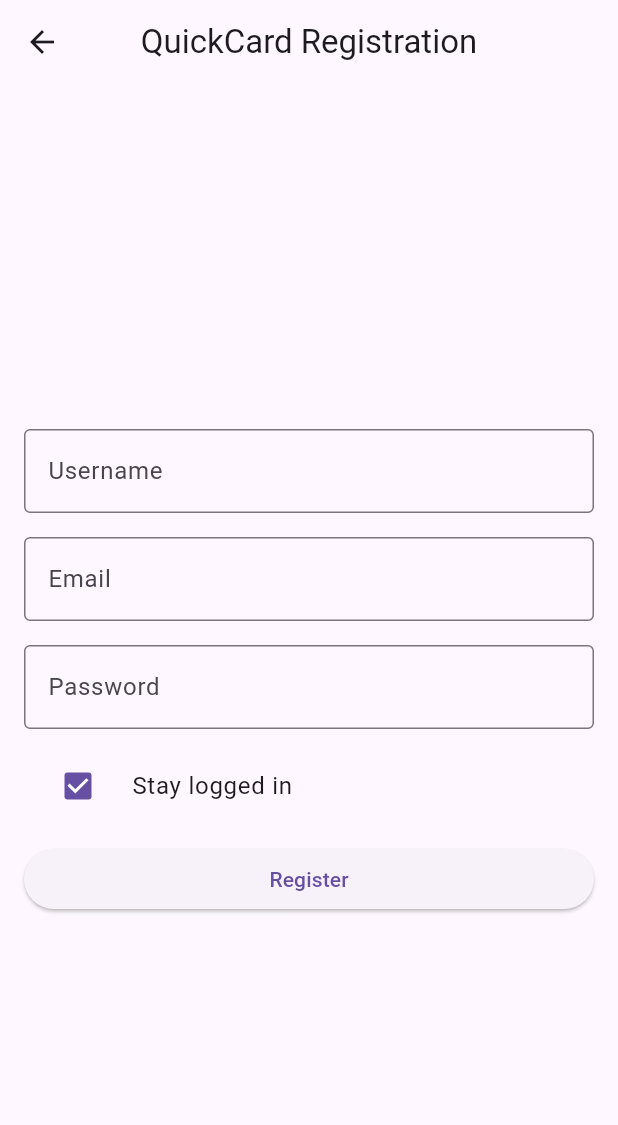
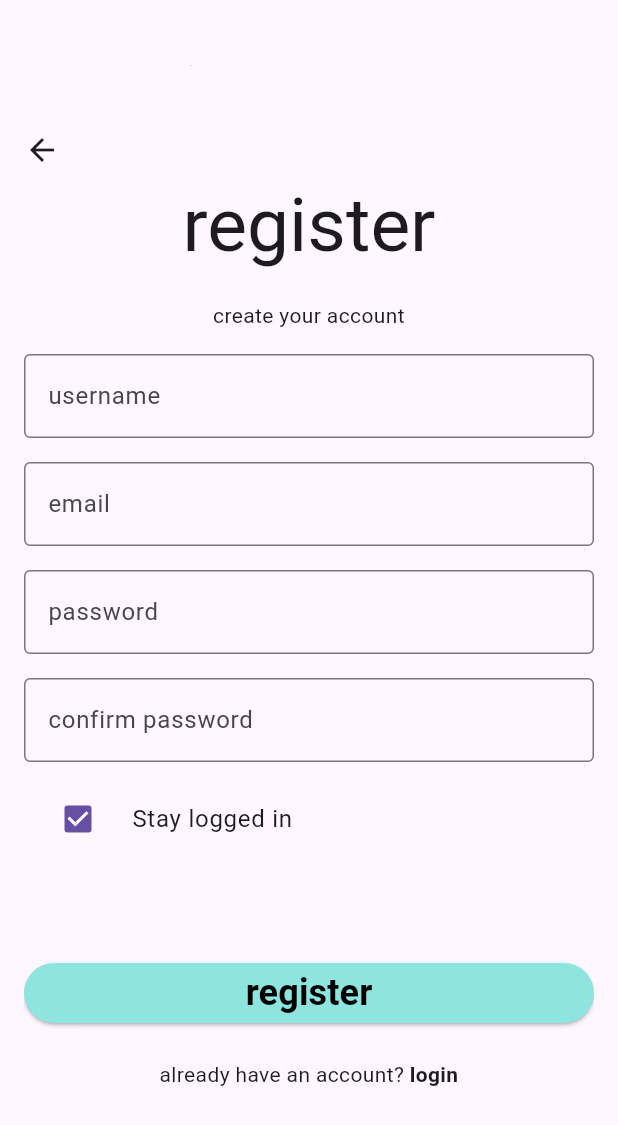
Before and after one commit to YazeedMo/QuickCard, a Flutter app: the RegistrationScreen screen opened directly, on a phone screen of 412 x 824 dp. Shown: the top 1125 px of the screen. Run offline on Flutter 3.47's test engine with Material 3 defaults, Android fonts, the phone set to English and light mode, and no system bars; our stand-ins replace flutter_slidable, flutter_svg, sqflite; missing offline and left inert: barcode, mobile_scanner; accounts and stored records are empty.

Commit message:
Updated UI for Registration

```diff
--- a/quick_card/lib/screens/registration_screen.dart
+++ b/quick_card/lib/screens/registration_screen.dart
@@ -20,6 +20,7 @@ class _RegistrationScreenState extends State<RegistrationScreen> {
   final _usernameController = TextEditingController();
   final _emailController = TextEditingController();
   final _passwordController = TextEditingController();
+  final _confirmPasswordController = TextEditingController();
   String errorMessage = '';
   bool _stayLoggedIn = true;
 
@@ -29,6 +30,7 @@ class _RegistrationScreenState extends State<RegistrationScreen> {
     _usernameController.dispose();
     _emailController.dispose();
     _passwordController.dispose();
+    _confirmPasswordController.dispose();
     super.dispose();
   }
 
@@ -36,6 +38,7 @@ class _RegistrationScreenState extends State<RegistrationScreen> {
     String username = _usernameController.text.trim();
     String email = _emailController.text.trim();
     String password = _passwordController.text.trim();
+    String confirmPassword = _confirmPasswordController.text.trim();
 
     // Clear any previous error messages
     setState(() {
@@ -43,13 +46,13 @@ class _RegistrationScreenState extends State<RegistrationScreen> {
     });
 
     // Validate user input
-    if (_validateInputs(username, email, password)) return;
+    if (_validateInputs(username, email, password, confirmPassword)) return;
 
     User user = User(username: username, email: email, password: password);
     await _registerUser(user);
   }
 
-  bool _validateInputs(String username, String email, String password) {
+  bool _validateInputs(String username, String email, String password, String confirmPassword) {
     if (username.isEmpty) {
       setState(() {
         errorMessage = "Please enter username";
@@ -65,6 +68,18 @@ class _RegistrationScreenState extends State<RegistrationScreen> {
     if (password.isEmpty) {
       setState(() {
         errorMessage = "Please enter password";
+      });
+      return true;
+    }
+    if (confirmPassword.isEmpty) {
+      setState(() {
+        errorMessage = "Please confirm password";
+      });
+      return true;
+    }
+    if (password != confirmPassword) {
+      setState(() {
+        errorMessage = "Ensure passwords are the same";
       });
       return true;
     }
@@ -105,17 +120,48 @@ class _RegistrationScreenState extends State<RegistrationScreen> {
   Widget build(BuildContext context) {
     return Scaffold(
       appBar: AppBar(
-        title: Text('QuickCard Registration'),
-        centerTitle: true,
+          toolbarHeight: 200.0,
+          centerTitle: true,
+          title: Stack(
+              children: [
+                Positioned(
+                  left: 5,
+                  top: 25,
+                  child: ClipOval(
+                    child: Opacity(
+                      opacity: 0.9,
+                      child: Image.asset(
+                        'assets/holographic.jpeg',
+                        width: 1,
+                        height: 1,
+                        fit: BoxFit.cover, // Ensures the image fills the oval shape
+                      ),
+                    ),
+                  ),
+                ),
+                Padding(
+                  padding: const EdgeInsets.only(top: 100.0),
+                  child: Text(
+                    'register',
+                    style: TextStyle(fontSize: 50.0,),
+                  ),
+                ),
+              ]
+          )
+
+
       ),
       body: Padding(
-        padding: const EdgeInsets.all(16.0),
+        padding: const EdgeInsets.only(bottom: 100.0,
+            left: 16.0, right: 16.0
+        ),
         child: Center(
           child: SingleChildScrollView(
             child: Column(
               mainAxisAlignment: MainAxisAlignment.center,
               crossAxisAlignment: CrossAxisAlignment.stretch,
               children: <Widget>[
+                Text('create your account', textAlign: TextAlign.center,),
                 // Error message (initially invisible)
                 Visibility(
                   visible: errorMessage.isNotEmpty,
@@ -125,15 +171,31 @@ class _RegistrationScreenState extends State<RegistrationScreen> {
                     textAlign: TextAlign.center,
                   ),
                 ),
+
+                /*ClipOval(
+              child: Opacity(
+                opacity: 0.9,
+                child: Image.asset(
+                  'assets/holographic.jpeg',
+                  width: 5,
+                  height: 15,
+                  fit: BoxFit.fitWidth,
+                ),
+              ),
+            ),*/
+
                 SizedBox(height: 16.0),
                 // Username input field
-                _buildTextField(_usernameController, 'Username'),
+                _buildTextField(_usernameController, 'username'),
                 SizedBox(height: 16.0),
                 // Email input field
-                _buildTextField(_emailController, 'Email'),
+                _buildTextField(_emailController, 'email'),
                 SizedBox(height: 16.0),
                 // Password input field
-                _buildTextField(_passwordController, 'Password', obscureText: true),
+                _buildTextField(_passwordController, 'password', obscureText: true),
+                SizedBox(height: 16.0),
+                // Confirm Password input field
+                _buildTextField(_confirmPasswordController, 'confirm password'),
                 SizedBox(height: 10.0),
                 // Stay logged in checkbox
                 CheckboxListTile(
@@ -146,12 +208,48 @@ class _RegistrationScreenState extends State<RegistrationScreen> {
                   },
                   controlAffinity: ListTileControlAffinity.leading,
                 ),
-                SizedBox(height: 10.0,),
+                SizedBox(height: 64.0,),
                 // Register button
                 ElevatedButton(
                   onPressed: _handleRegistration,
-                  child: Text('Register'),
+                  style: ElevatedButton.styleFrom(
+
+                    backgroundColor: Color (0xff8EE4DF), // Background color
+                    foregroundColor: Colors.black, // Text color
+                  ),
+                  child: Text(
+                    'register',
+                    style: TextStyle(
+                        fontSize: 24.0, fontWeight: FontWeight.bold
+                    ),
+                  ),
                 ),
+
+                Padding(
+                  padding: EdgeInsets.only(top: 20.0),
+                  child: GestureDetector(
+                    onTap: () {
+                      Navigator.push(
+                        context,
+                        MaterialPageRoute(builder: (context) => LoginScreen()),
+                      );
+                    },
+                    child: Text.rich(
+                      TextSpan(
+                        text: 'already have an account? ',
+                        children: [
+                          TextSpan(
+                            text: 'login', // Bold text
+                            style: TextStyle(
+                              fontWeight: FontWeight.bold,
+                            ),
+                          ),
+                        ],
+                      ),
+                      textAlign: TextAlign.center,
+                    ),
+                  ),
+                )
               ],
             ),
           ),
```
Also changed, not shown: quick_card/lib/screens/svg_display_screen.dart (+36 -4 lines).
